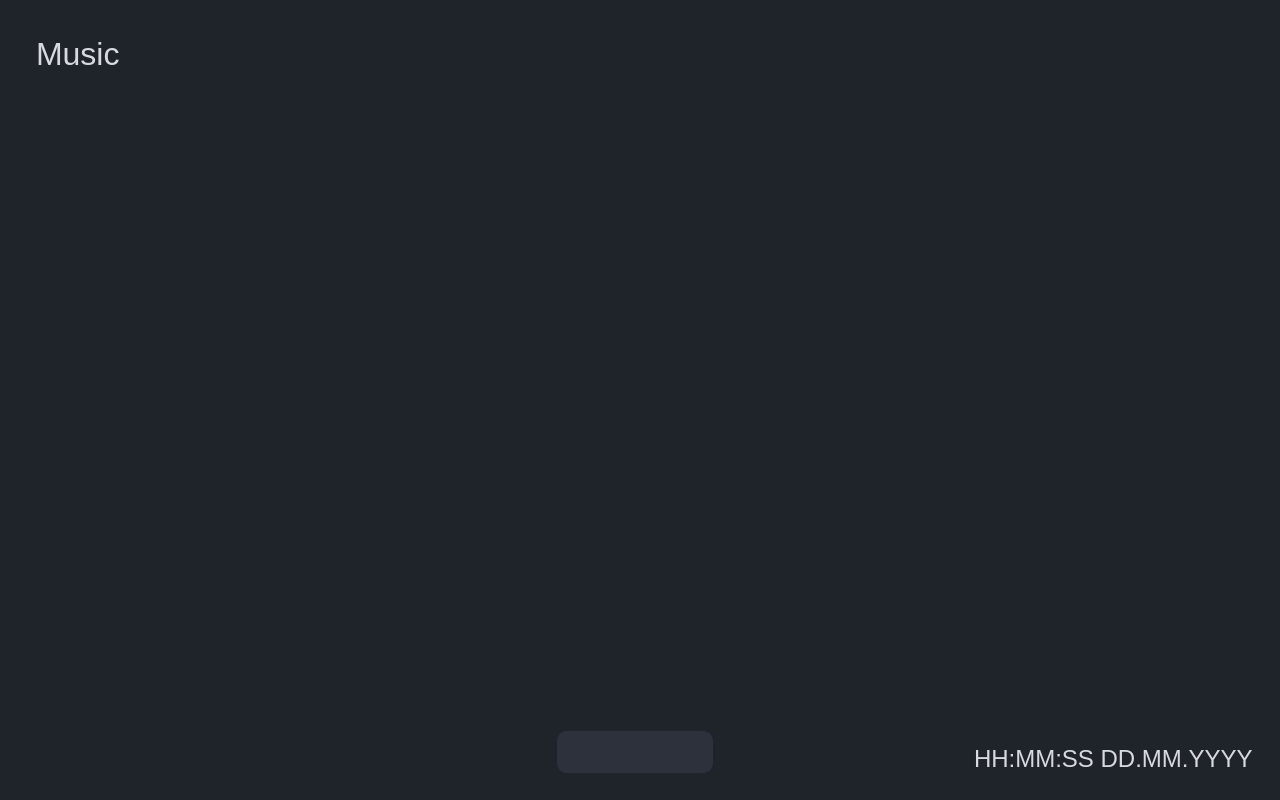
First picture: the form in SmartHome/mainwindow.ui, repository Mirko-A/SmartHome, before the edit.
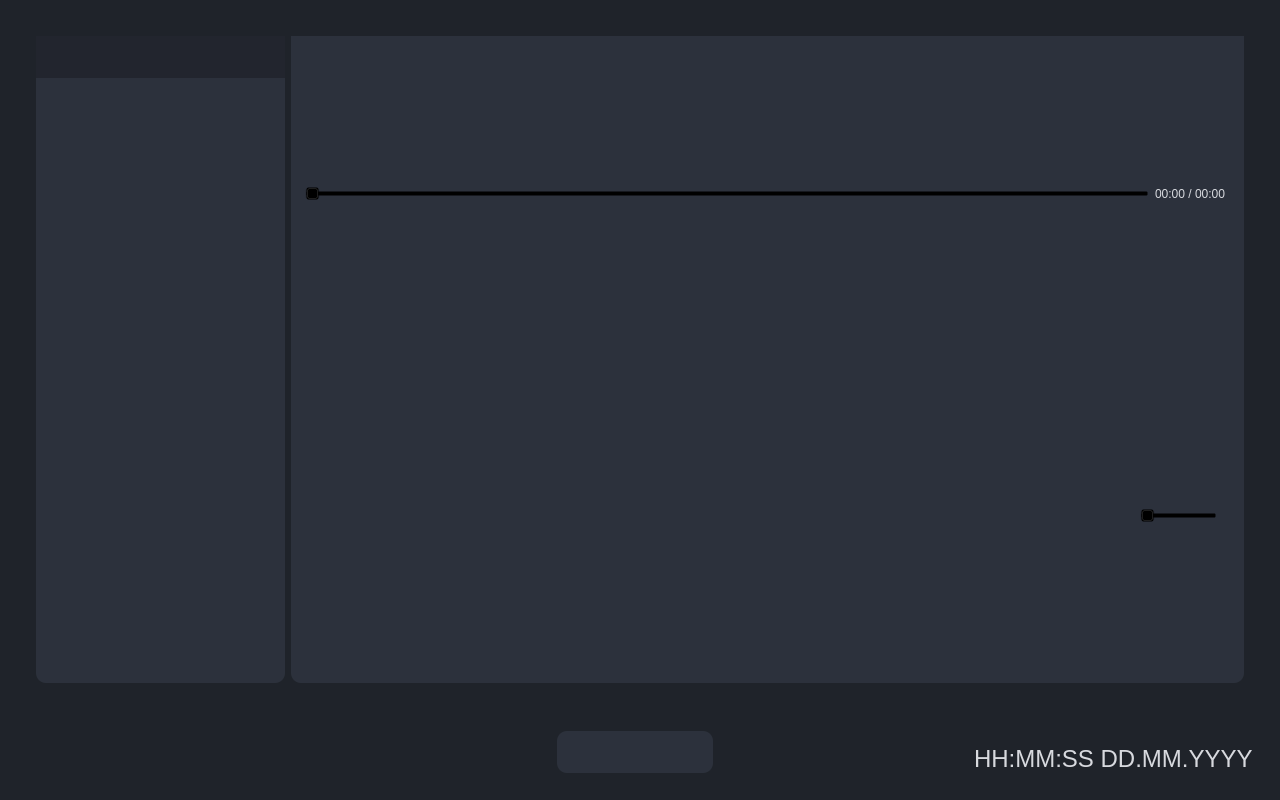
Second picture: the form after the edit. Icons and pictures are not drawn.

Commit message:
Refactoring media player
Media player is now looking better and is just as functional. Still some bugs to fix and improvements to make.

Patch:
```diff
--- a/SmartHome/mainwindow.ui
+++ b/SmartHome/mainwindow.ui
@@ -1188,44 +1188,347 @@
           </property>
           <layout class="QVBoxLayout" name="verticalLayout_4">
            <item>
-            <widget class="QWidget" name="musicHeader" native="true">
-             <property name="sizePolicy">
-              <sizepolicy hsizetype="Preferred" vsizetype="Maximum">
-               <horstretch>0</horstretch>
-               <verstretch>0</verstretch>
-              </sizepolicy>
-             </property>
-             <layout class="QHBoxLayout" name="horizontalLayout_4">
-              <item>
-               <widget class="QLabel" name="musicLabel">
-                <property name="font">
-                 <font>
-                  <pointsize>24</pointsize>
-                 </font>
-                </property>
-                <property name="text">
-                 <string>Music</string>
-                </property>
-               </widget>
-              </item>
-             </layout>
-            </widget>
-           </item>
-           <item>
-            <widget class="QWidget" name="musicBody" native="true">
+            <widget class="QFrame" name="mediaPlayer">
              <property name="styleSheet">
-              <string notr="true">QVBoxLayout
+              <string notr="true">#mediaPlaylistContainer, #mediaPlayerContainer
 {
+	background-color: #2c313c;
 	border-radius: 10px;
-	background-color: #2c313c;;
+	border-top-left-radius: 0px;
+	border-top-right-radius: 0px;
+}
+
+QPushButton {
+	padding: 5px;
+	border-radius: 4px;
+}
+
+QPushButton:hover {
+	background-color: #434158;
 }</string>
              </property>
+             <property name="frameShape">
+              <enum>QFrame::StyledPanel</enum>
+             </property>
+             <property name="frameShadow">
+              <enum>QFrame::Raised</enum>
+             </property>
              <layout class="QHBoxLayout" name="horizontalLayout_34">
               <item>
-               <layout class="QVBoxLayout" name="mediaPlaylistContainer"/>
+               <widget class="QFrame" name="mediaPlaylistContainer">
+                <property name="styleSheet">
+                 <string notr="true">#mediaPlaylistControls
+{
+	background-color: #22252e
+}</string>
+                </property>
+                <property name="frameShape">
+                 <enum>QFrame::StyledPanel</enum>
+                </property>
+                <property name="frameShadow">
+                 <enum>QFrame::Raised</enum>
+                </property>
+                <layout class="QVBoxLayout" name="verticalLayout_20">
+                 <property name="leftMargin">
+                  <number>0</number>
+                 </property>
+                 <property name="topMargin">
+                  <number>0</number>
+                 </property>
+                 <property name="rightMargin">
+                  <number>0</number>
+                 </property>
+                 <item>
+                  <widget class="QFrame" name="mediaPlaylistControls">
+                   <property name="enabled">
+                    <bool>true</bool>
+                   </property>
+                   <property name="frameShape">
+                    <enum>QFrame::StyledPanel</enum>
+                   </property>
+                   <property name="frameShadow">
+                    <enum>QFrame::Raised</enum>
+                   </property>
+                   <layout class="QHBoxLayout" name="horizontalLayout_35">
+                    <item>
+                     <widget class="QPushButton" name="mediaPlaylistOpenBtn">
+                      <property name="sizePolicy">
+                       <sizepolicy hsizetype="Fixed" vsizetype="Fixed">
+                        <horstretch>0</horstretch>
+                        <verstretch>0</verstretch>
+                       </sizepolicy>
+                      </property>
+                      <property name="text">
+                       <string/>
+                      </property>
+                      <property name="icon">
+                       <iconset>
+                        <normaloff>../resource/icons/file-plus.svg</normaloff>../resource/icons/file-plus.svg</iconset>
+                      </property>
+                      <property name="iconSize">
+                       <size>
+                        <width>20</width>
+                        <height>20</height>
+                       </size>
+                      </property>
+                     </widget>
+                    </item>
+                    <item>
+                     <widget class="QPushButton" name="mediaPlaylistRemoveBtn">
+                      <property name="sizePolicy">
+                       <sizepolicy hsizetype="Fixed" vsizetype="Fixed">
+                        <horstretch>0</horstretch>
+                        <verstretch>0</verstretch>
+                       </sizepolicy>
+                      </property>
+                      <property name="text">
+                       <string/>
+                      </property>
+                      <property name="icon">
+                       <iconset>
+                        <normaloff>../resource/icons/trash-2.svg</normaloff>../resource/icons/trash-2.svg</iconset>
+                      </property>
+                      <property name="iconSize">
+                       <size>
+                        <width>20</width>
+                        <height>20</height>
+                       </size>
+                      </property>
+                     </widget>
+                    </item>
+                    <item>
+                     <spacer name="mediaPlaylistControlsSpacer">
+                      <property name="orientation">
+                       <enum>Qt::Horizontal</enum>
+                      </property>
+                      <property name="sizeHint" stdset="0">
+                       <size>
+                        <width>40</width>
+                        <height>20</height>
+                       </size>
+                      </property>
+                     </spacer>
+                    </item>
+                   </layout>
+                  </widget>
+                 </item>
+                 <item>
+                  <widget class="QListView" name="mediaPlaylistListView"/>
+                 </item>
+                </layout>
+               </widget>
               </item>
               <item>
-               <layout class="QVBoxLayout" name="mediaPlayerContainer"/>
+               <widget class="QFrame" name="mediaPlayerContainer">
+                <property name="frameShape">
+                 <enum>QFrame::StyledPanel</enum>
+                </property>
+                <property name="frameShadow">
+                 <enum>QFrame::Raised</enum>
+                </property>
+                <layout class="QVBoxLayout" name="verticalLayout_21">
+                 <property name="leftMargin">
+                  <number>0</number>
+                 </property>
+                 <property name="topMargin">
+                  <number>0</number>
+                 </property>
+                 <property name="rightMargin">
+                  <number>0</number>
+                 </property>
+                 <property name="bottomMargin">
+                  <number>0</number>
+                 </property>
+                 <item>
+                  <layout class="QGridLayout" name="mediaPlayerVideoWidgetContainer" rowminimumheight="0"/>
+                 </item>
+                 <item>
+                  <widget class="QFrame" name="mediaPlayerControls">
+                   <property name="frameShape">
+                    <enum>QFrame::StyledPanel</enum>
+                   </property>
+                   <property name="frameShadow">
+                    <enum>QFrame::Raised</enum>
+                   </property>
+                   <layout class="QVBoxLayout" name="verticalLayout_22">
+                    <property name="topMargin">
+                     <number>0</number>
+                    </property>
+                    <item>
+                     <widget class="QFrame" name="mediaPlayerControlsTop">
+                      <property name="frameShape">
+                       <enum>QFrame::StyledPanel</enum>
+                      </property>
+                      <property name="frameShadow">
+                       <enum>QFrame::Raised</enum>
+                      </property>
+                      <layout class="QHBoxLayout" name="horizontalLayout_38">
+                       <property name="leftMargin">
+                        <number>5</number>
+                       </property>
+                       <item>
+                        <widget class="QSlider" name="mediaPlayerSeekSlider">
+                         <property name="orientation">
+                          <enum>Qt::Horizontal</enum>
+                         </property>
+                        </widget>
+                       </item>
+                       <item>
+                        <widget class="QLabel" name="mediaPlayerDurationLabel">
+                         <property name="text">
+                          <string>00:00 / 00:00</string>
+                         </property>
+                        </widget>
+                       </item>
+                      </layout>
+                     </widget>
+                    </item>
+                    <item>
+                     <widget class="QFrame" name="mediaPlayerControlsBottom">
+                      <property name="frameShape">
+                       <enum>QFrame::StyledPanel</enum>
+                      </property>
+                      <property name="frameShadow">
+                       <enum>QFrame::Raised</enum>
+                      </property>
+                      <layout class="QHBoxLayout" name="horizontalLayout_36">
+                       <property name="leftMargin">
+                        <number>0</number>
+                       </property>
+                       <item>
+                        <widget class="QFrame" name="mediaPlayerButtons">
+                         <property name="frameShape">
+                          <enum>QFrame::StyledPanel</enum>
+                         </property>
+                         <property name="frameShadow">
+                          <enum>QFrame::Raised</enum>
+                         </property>
+                         <layout class="QHBoxLayout" name="horizontalLayout_37">
+                          <property name="leftMargin">
+                           <number>0</number>
+                          </property>
+                          <item>
+                           <widget class="QPushButton" name="mediaPlayerPlayBtn">
+                            <property name="text">
+                             <string/>
+                            </property>
+                            <property name="icon">
+                             <iconset>
+                              <normaloff>../resource/icons/play.svg</normaloff>../resource/icons/play.svg</iconset>
+                            </property>
+                            <property name="iconSize">
+                             <size>
+                              <width>24</width>
+                              <height>24</height>
+                             </size>
+                            </property>
+                           </widget>
+                          </item>
+                          <item>
+                           <widget class="QPushButton" name="mediaPlayerPrevBtn">
+                            <property name="text">
+                             <string/>
+                            </property>
+                            <property name="icon">
+                             <iconset>
+                              <normaloff>../resource/icons/rewind.svg</normaloff>../resource/icons/rewind.svg</iconset>
+                            </property>
+                            <property name="iconSize">
+                             <size>
+                              <width>24</width>
+                              <height>24</height>
+                             </size>
+                            </property>
+                           </widget>
+                          </item>
+                          <item>
+                           <widget class="QPushButton" name="mediaPlayerStopBtn">
+                            <property name="text">
+                             <string/>
+                            </property>
+                            <property name="icon">
+                             <iconset>
+                              <normaloff>../resource/icons/square.svg</normaloff>../resource/icons/square.svg</iconset>
+                            </property>
+                            <property name="iconSize">
+                             <size>
+                              <width>24</width>
+                              <height>24</height>
+                             </size>
+                            </property>
+                           </widget>
+                          </item>
+                          <item>
+                           <widget class="QPushButton" name="mediaPlayerNextBtn">
+                            <property name="text">
+                             <string/>
+                            </property>
+                            <property name="icon">
+                             <iconset>
+                              <normaloff>../resource/icons/fast-forward.svg</normaloff>../resource/icons/fast-forward.svg</iconset>
+                            </property>
+                            <property name="iconSize">
+                             <size>
+                              <width>24</width>
+                              <height>24</height>
+                             </size>
+                            </property>
+                           </widget>
+                          </item>
+                          <item>
+                           <spacer name="mediaPlayerButtonsSpacer">
+                            <property name="orientation">
+                             <enum>Qt::Horizontal</enum>
+                            </property>
+                            <property name="sizeType">
+                             <enum>QSizePolicy::Fixed</enum>
+                            </property>
+                            <property name="sizeHint" stdset="0">
+                             <size>
+                              <width>600</width>
+                              <height>20</height>
+                             </size>
+                            </property>
+                           </spacer>
+                          </item>
+                          <item>
+                           <widget class="QPushButton" name="mediaPlayerMuteBtn">
+                            <property name="text">
+                             <string/>
+                            </property>
+                            <property name="icon">
+                             <iconset>
+                              <normaloff>../resource/icons/volume-2.svg</normaloff>../resource/icons/volume-2.svg</iconset>
+                            </property>
+                            <property name="iconSize">
+                             <size>
+                              <width>20</width>
+                              <height>20</height>
+                             </size>
+                            </property>
+                            <property name="checkable">
+                             <bool>true</bool>
+                            </property>
+                           </widget>
+                          </item>
+                          <item>
+                           <widget class="QSlider" name="mediaPlayerVolumeSlider">
+                            <property name="orientation">
+                             <enum>Qt::Horizontal</enum>
+                            </property>
+                           </widget>
+                          </item>
+                         </layout>
+                        </widget>
+                       </item>
+                      </layout>
+                     </widget>
+                    </item>
+                   </layout>
+                  </widget>
+                 </item>
+                </layout>
+               </widget>
               </item>
              </layout>
             </widget>
```
Left out of the diff: 2 changed lines with no effect on the pictures. The commit also changes 9 other files.
